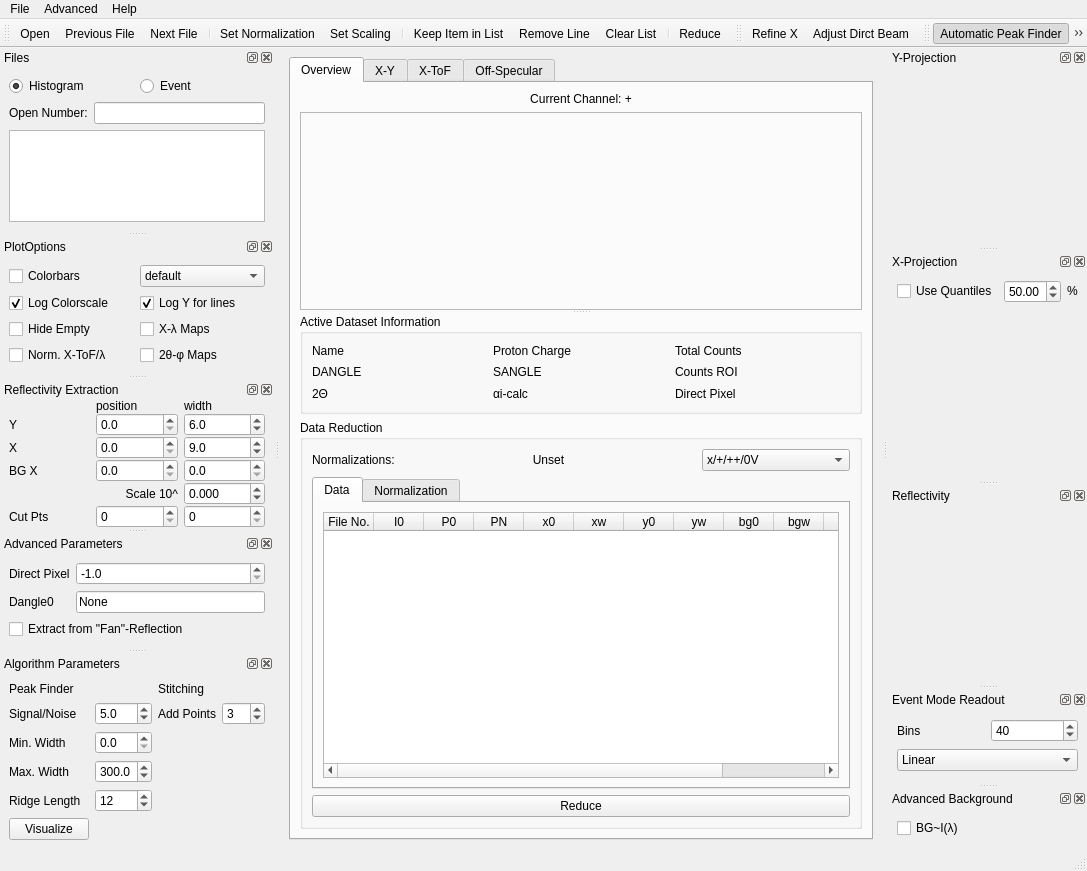
First picture: the form in designer/main_window.ui, repository aglavic/quicknxs, before the edit.
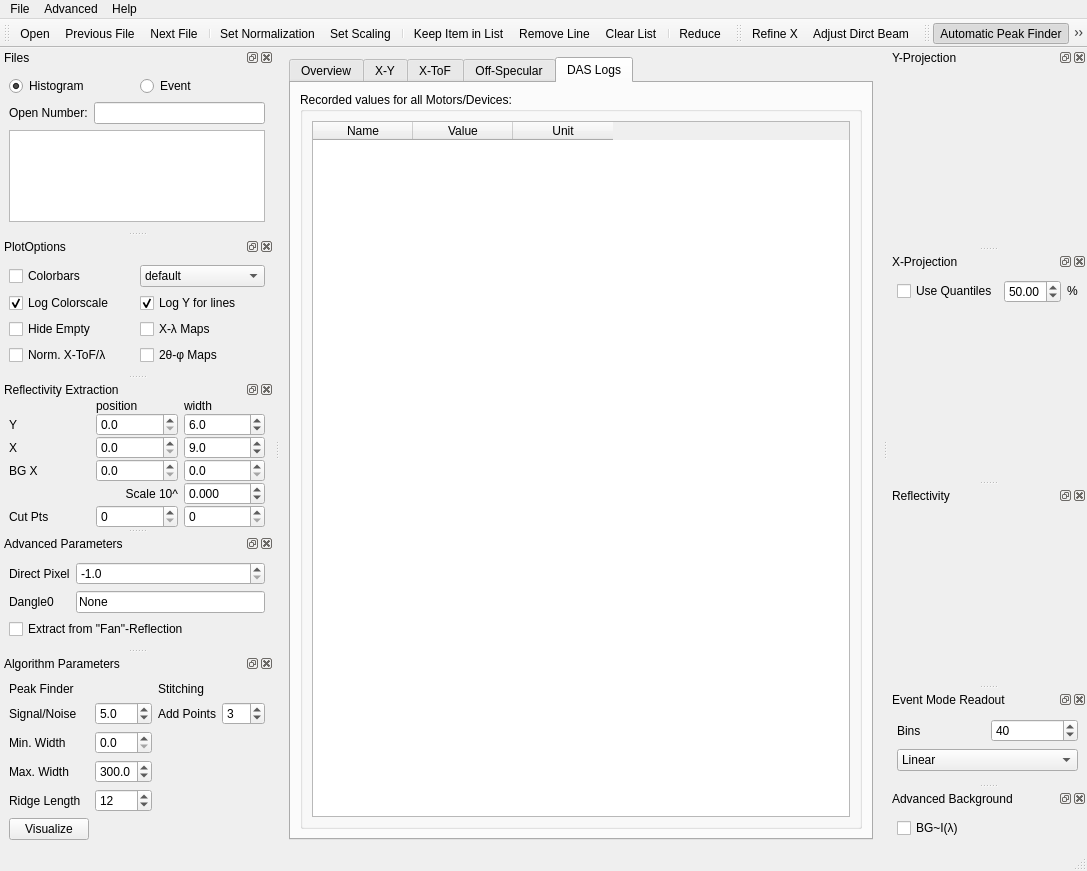
Second picture: the form after the edit. The open tabs and pages were chosen to show the change. Icons and pictures are not drawn. Custom widgets are drawn as their Qt base class.

What changed in the file:
```diff
--- a/designer/main_window.ui
+++ b/designer/main_window.ui
@@ -924,6 +924,59 @@
         </item>
        </layout>
       </widget>
+      <widget class="QWidget" name="tab_3">
+       <attribute name="title">
+        <string>DAS Logs</string>
+       </attribute>
+       <layout class="QGridLayout" name="gridLayout_8">
+        <item row="0" column="0">
+         <widget class="QGroupBox" name="daslogBox">
+          <property name="title">
+           <string>Recorded values for all Motors/Devices:</string>
+          </property>
+          <layout class="QVBoxLayout" name="verticalLayout_19">
+           <item>
+            <widget class="QTableWidget" name="daslogTableBox">
+             <property name="editTriggers">
+              <set>QAbstractItemView::NoEditTriggers</set>
+             </property>
+             <property name="showDropIndicator" stdset="0">
+              <bool>false</bool>
+             </property>
+             <property name="alternatingRowColors">
+              <bool>true</bool>
+             </property>
+             <property name="sortingEnabled">
+              <bool>true</bool>
+             </property>
+             <attribute name="verticalHeaderVisible">
+              <bool>false</bool>
+             </attribute>
+             <attribute name="verticalHeaderDefaultSectionSize">
+              <number>25</number>
+             </attribute>
+             <column>
+              <property name="text">
+               <string>Name</string>
+              </property>
+             </column>
+             <column>
+              <property name="text">
+               <string>Value</string>
+              </property>
+             </column>
+             <column>
+              <property name="text">
+               <string>Unit</string>
+              </property>
+             </column>
+            </widget>
+           </item>
+          </layout>
+         </widget>
+        </item>
+       </layout>
+      </widget>
      </widget>
     </item>
    </layout>
```
